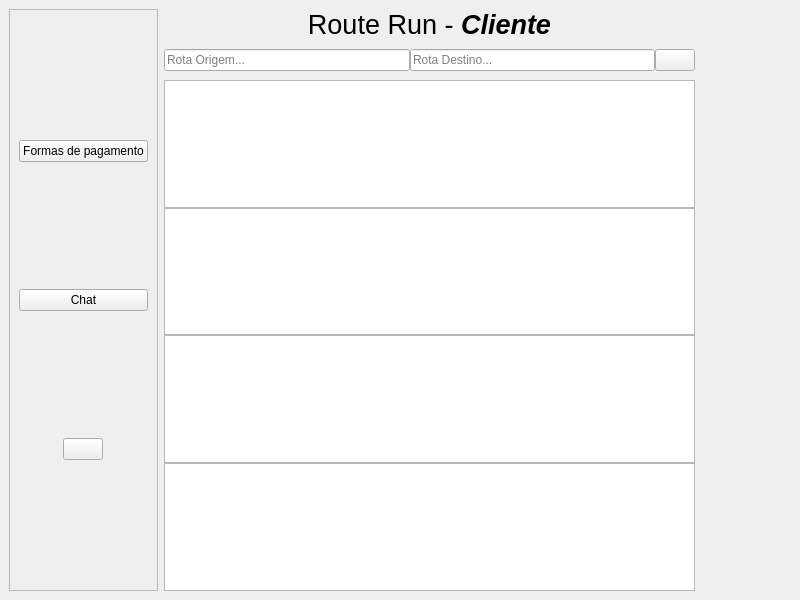
Above: Cliente/ui/principal.ui from Liedsonfsa/Route-Run before the change. Below: the same form after it.
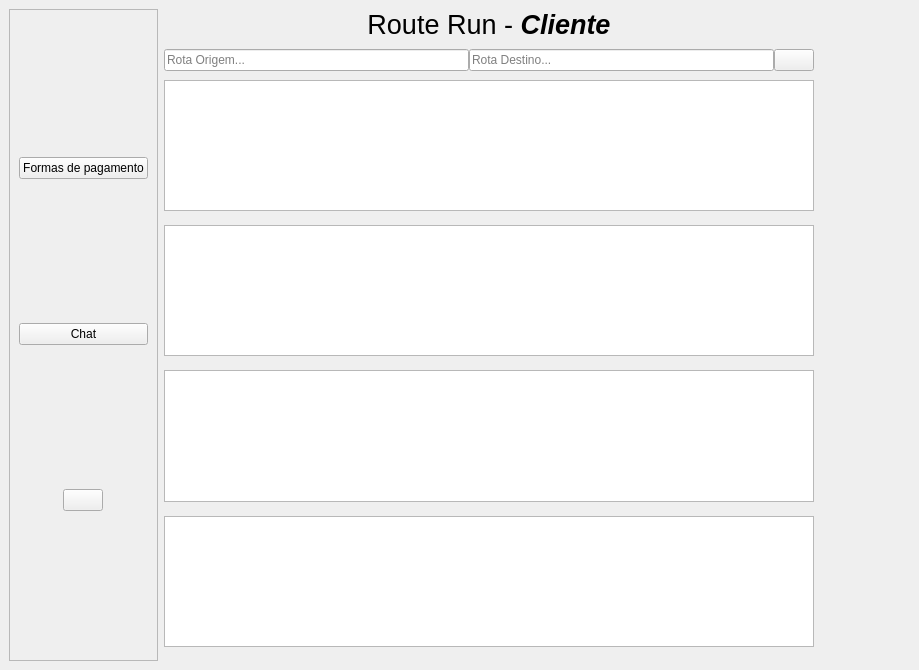
That is the form after the change. Icons and pictures are not drawn.

Diff of the .ui file:
```diff
--- a/Cliente/ui/principal.ui
+++ b/Cliente/ui/principal.ui
@@ -6,8 +6,8 @@
    <rect>
     <x>0</x>
     <y>0</y>
-    <width>800</width>
-    <height>600</height>
+    <width>919</width>
+    <height>670</height>
    </rect>
   </property>
   <property name="windowTitle">
@@ -54,15 +54,87 @@
        <item>
         <widget class="QTextEdit" name="rota_1"/>
        </item>
+       <item>
+        <layout class="QHBoxLayout" name="horizontalLayout_2">
+         <item>
+          <widget class="QLabel" name="label_2">
+           <property name="text">
+            <string/>
+           </property>
+          </widget>
+         </item>
+         <item>
+          <widget class="QLabel" name="label_3">
+           <property name="text">
+            <string/>
+           </property>
+          </widget>
+         </item>
+        </layout>
+       </item>
        <item>
         <widget class="QTextEdit" name="rota_2"/>
        </item>
+       <item>
+        <layout class="QHBoxLayout" name="horizontalLayout_3">
+         <item>
+          <widget class="QLabel" name="label_4">
+           <property name="text">
+            <string/>
+           </property>
+          </widget>
+         </item>
+         <item>
+          <widget class="QLabel" name="label_5">
+           <property name="text">
+            <string/>
+           </property>
+          </widget>
+         </item>
+        </layout>
+       </item>
        <item>
         <widget class="QTextEdit" name="Rota_3"/>
        </item>
+       <item>
+        <layout class="QHBoxLayout" name="horizontalLayout_4">
+         <item>
+          <widget class="QLabel" name="label_6">
+           <property name="text">
+            <string/>
+           </property>
+          </widget>
+         </item>
+         <item>
+          <widget class="QLabel" name="label_7">
+           <property name="text">
+            <string/>
+           </property>
+          </widget>
+         </item>
+        </layout>
+       </item>
        <item>
         <widget class="QTextEdit" name="rota_4"/>
        </item>
+       <item>
+        <layout class="QHBoxLayout" name="horizontalLayout_5">
+         <item>
+          <widget class="QLabel" name="label_8">
+           <property name="text">
+            <string/>
+           </property>
+          </widget>
+         </item>
+         <item>
+          <widget class="QLabel" name="label_9">
+           <property name="text">
+            <string/>
+           </property>
+          </widget>
+         </item>
+        </layout>
+       </item>
       </layout>
      </widget>
     </item>
```
Left out of the diff: 90 changed lines with no effect on the pictures.
